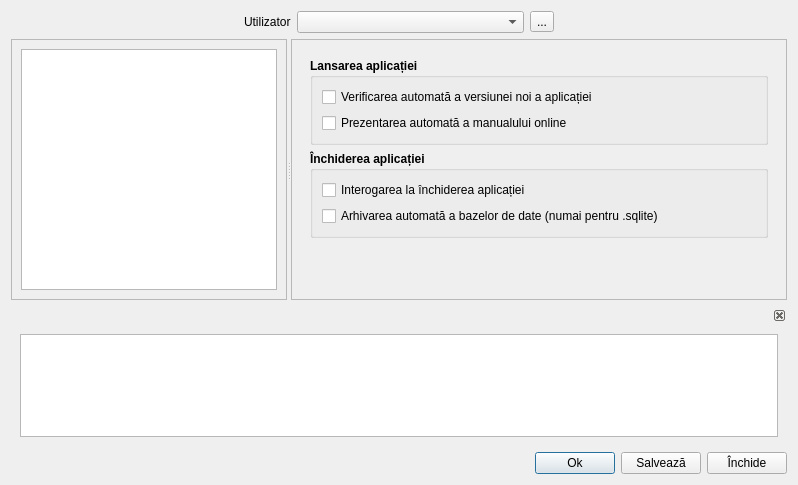
Before: the Qt Designer form data/userpreferences.ui in debalex77/USG, drawn with Qt 5.
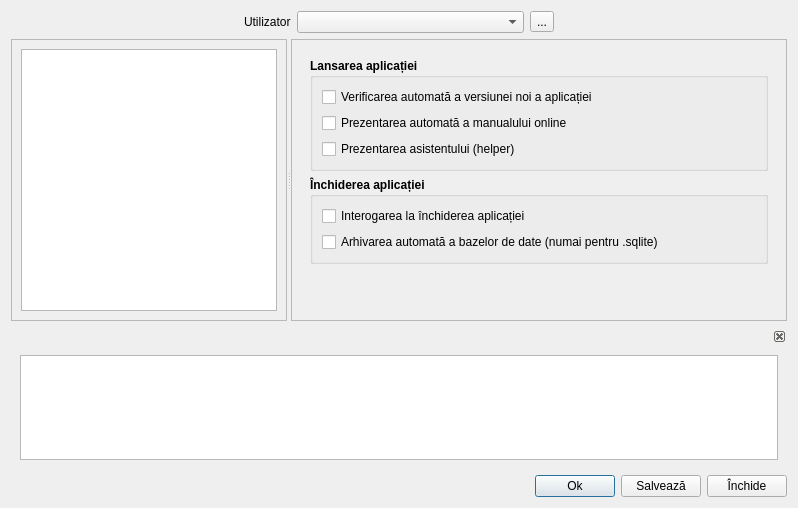
After: the same form once the commit is applied. The open tabs and pages were chosen to show the change. Icons and pictures are not drawn.

```diff
--- a/data/userpreferences.ui
+++ b/data/userpreferences.ui
@@ -7,7 +7,7 @@
     <x>0</x>
     <y>0</y>
     <width>798</width>
-    <height>485</height>
+    <height>508</height>
    </rect>
   </property>
   <property name="windowTitle">
@@ -364,6 +364,18 @@
                 </property>
                </widget>
               </item>
+              <item row="2" column="0">
+               <widget class="QCheckBox" name="showAsistantHelper">
+                <property name="font">
+                 <font>
+                  <bold>false</bold>
+                 </font>
+                </property>
+                <property name="text">
+                 <string>Prezentarea asistentului (helper)</string>
+                </property>
+               </widget>
+              </item>
              </layout>
             </widget>
            </item>
```
